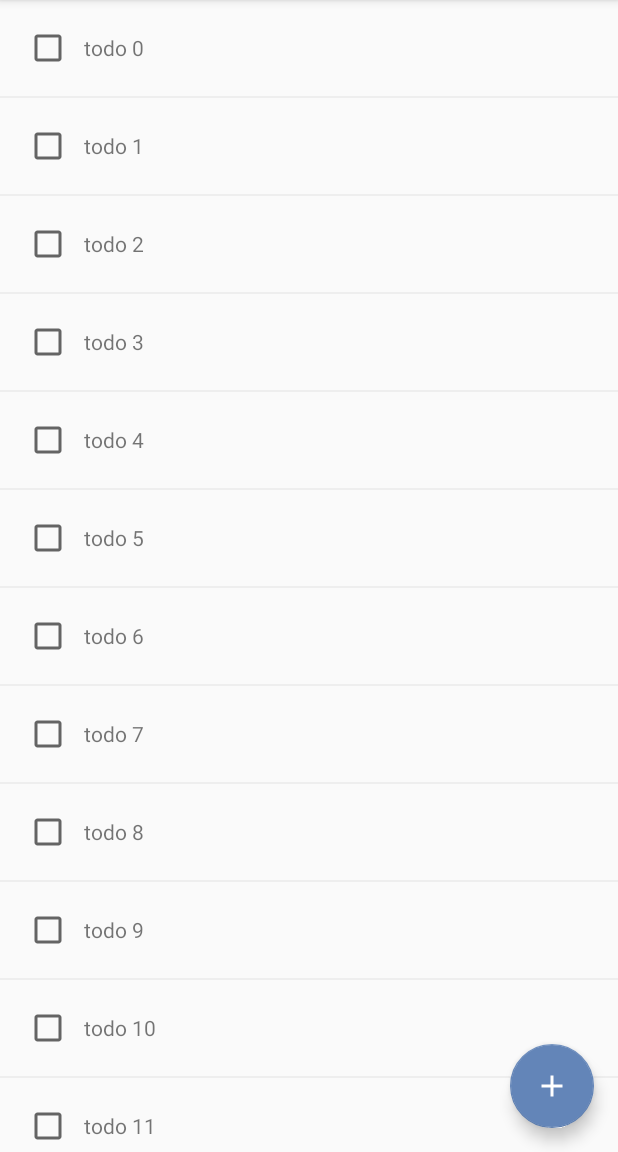
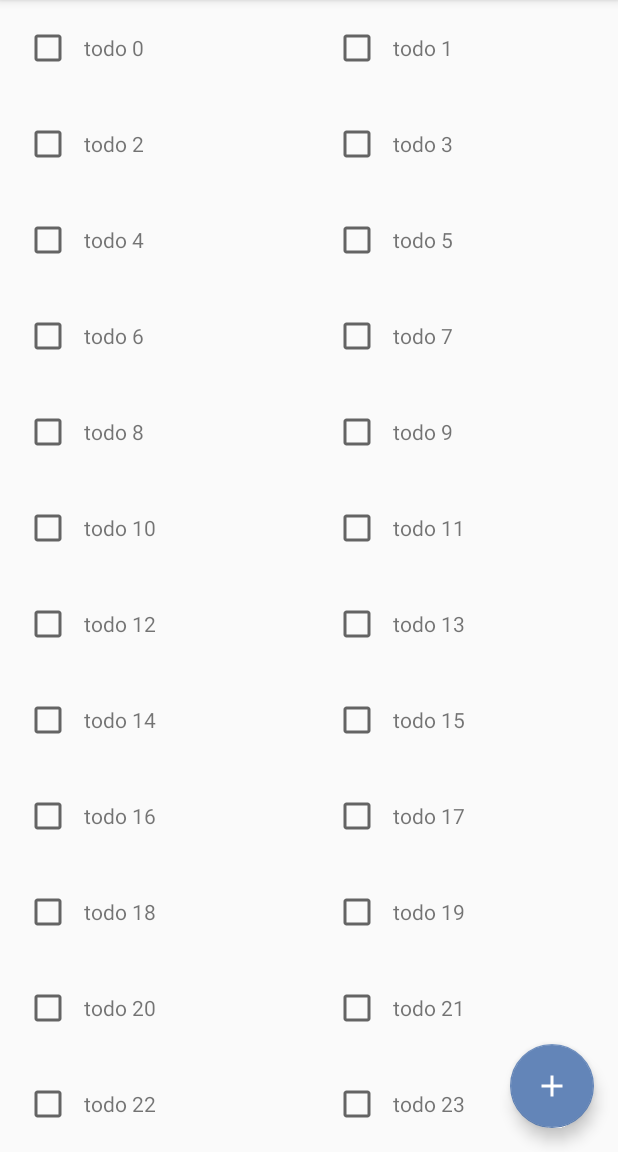
Before and after one commit to wadejason/Android-Application-Practice-ToDoList, an Android app: the screen it shows after launch (MainActivity), on a phone screen of 412 x 824 dp, the part 84-1236 px from its top. Run offline under Robolectric (Android 15) with nearby library versions, the phone set to English and light mode, and no system bars.

Commit message:
Implement TodoList with RecylerView

```diff
--- a/app/build.gradle
+++ b/app/build.gradle
@@ -27,5 +27,6 @@ dependencies {
     compile 'com.android.support:appcompat-v7:26.+'
     compile 'com.android.support.constraint:constraint-layout:1.0.2'
     compile 'com.android.support:design:26.+'
+    compile 'com.android.support:recyclerview-v7:26.+'
     testCompile 'junit:junit:4.12'
 }
--- a/app/src/main/java/com/jasonyeh/todolist/MainActivity.java
+++ b/app/src/main/java/com/jasonyeh/todolist/MainActivity.java
@@ -4,6 +4,10 @@ import android.os.Bundle;
 import android.support.annotation.NonNull;
 import android.support.design.widget.FloatingActionButton;
 import android.support.v7.app.AppCompatActivity;
+import android.support.v7.widget.GridLayoutManager;
+import android.support.v7.widget.LinearLayoutManager;
+import android.support.v7.widget.RecyclerView;
+import android.support.v7.widget.StaggeredGridLayoutManager;
 import android.view.View;
 import android.widget.LinearLayout;
 import android.widget.ListView;
@@ -35,47 +39,19 @@ public class MainActivity extends AppCompatActivity {
     }
 
     private void setupUI(@NonNull List<Todo> todos) {
-        ListView listView = (ListView) findViewById(R.id.main_list_view);
-        listView.setAdapter(new TodoListConverter(this, todos));
+        RecyclerView recyclerView = (RecyclerView) findViewById(R.id.main_recycler_view);
+        // recyclerView.setLayoutManager(new LinearLayoutManager(this));
+        // GridView
+        // recyclerView.setLayoutManager(new GridLayoutManager(this, 2));
+        recyclerView.setLayoutManager(new StaggeredGridLayoutManager(2, StaggeredGridLayoutManager.VERTICAL));
+        recyclerView.setAdapter(new TodoListAdapter(todos));
     }
-
-// crappy_list_refactored
-//    private void setupUI(@NonNull List<Todo> todos) {
-//        LinearLayout linearLayout = (LinearLayout) findViewById(R.id.crappy_list);
-//        linearLayout.removeAllViews();
-//
-//        TodoListConverter converter = new TodoListConverter(this, todos);
-//
-//        for (int i = 0; i < todos.size(); ++i) {
-//            View view = converter.getView(i);
-//            linearLayout.addView(view);
-//        }
-//    }
-
-    // crappy_list
-//    private void setupUI(@NonNull List<Todo> todos) {
-//        LinearLayout linearLayout = (LinearLayout) findViewById(R.id.crappy_list);
-//        linearLayout.removeAllViews();
-//
-//        for (Todo todo : todos) {
-//            View view = getListItemView(todo);
-//            linearLayout.addView(view);
-//        }
-//    }
-//
-//    @NonNull
-//    private View getListItemView(@NonNull Todo todo) {
-//        View view = getLayoutInflater().inflate(R.layout.main_list_item, null);
-//        ((TextView) view.findViewById(R.id.main_list_item_text)).setText(todo.text);
-//        return view;
-//    }
 
     @NonNull
     private List<Todo> mockData() {
-        // Lazy Load
         List<Todo> list = new ArrayList<>();
         for (int i = 0; i < 1000; ++i) {
-            list.add(new Todo("todo " + i, DateUtils.stringToDate("2017 8 21 0:00")));
+            list.add(new Todo("todo " + i, DateUtils.stringToDate("2017 08 21 0:00")));
         }
         return list;
     }
--- /dev/null
+++ b/app/src/main/java/com/jasonyeh/todolist/TodoListAdapter.java
@@ -0,0 +1,42 @@
+package com.jasonyeh.todolist;
+
+import android.support.annotation.NonNull;
+import android.support.v7.widget.RecyclerView;
+import android.view.LayoutInflater;
+import android.view.View;
+import android.view.ViewGroup;
+
+import com.jasonyeh.todolist.models.Todo;
+
+import java.util.List;
+
+/**
+ * Created by jasonyeh on 8/4/17.
+ */
+
+public class TodoListAdapter extends RecyclerView.Adapter{
+
+    private List<Todo> data;
+
+    public TodoListAdapter(@NonNull List<Todo> data) {
+        this.data = data;
+    }
+
+    @Override
+    public RecyclerView.ViewHolder onCreateViewHolder(ViewGroup parent, int viewType) {
+        View view = LayoutInflater.from(parent.getContext())
+                .inflate(R.layout.main_list_item, parent, false);
+        return new TodoListViewHolder(view);
+    }
+
+    @Override
+    public void onBindViewHolder(RecyclerView.ViewHolder holder, int position) {
+        Todo todo = data.get(position);
+        ((TodoListViewHolder) holder).todoText.setText(todo.text);
+    }
+
+    @Override
+    public int getItemCount() {
+        return data.size();
+    }
+}
--- a/app/src/main/java/com/jasonyeh/todolist/TodoListConverter.java
+++ /dev/null
@@ -1,142 +0,0 @@
-package com.jasonyeh.todolist;
-
-import android.content.Context;
-import android.support.annotation.NonNull;
-import android.view.LayoutInflater;
-import android.view.View;
-import android.view.ViewGroup;
-import android.widget.BaseAdapter;
-import android.widget.TextView;
-
-import com.jasonyeh.todolist.models.Todo;
-
-import java.util.List;
-
-/**
- * Created by jasonyeh on 8/3/17.
- */
-
-
-public class TodoListConverter extends ViewHolderAdapter {
-
-    private Context context;
-    private List<Todo> data;
-
-    public TodoListConverter(@NonNull Context context, List<Todo> data) {
-        this.context = context;
-        this.data = data;
-    }
-
-    @Override
-    public int getCount() {
-        return data.size();
-    }
-
-    @Override
-    public Object getItem(int position) {
-        return data.get(position);
-    }
-
-    @Override
-    public long getItemId(int position) {
-        return position;
-    }
-
-    // 實現介面
-    @Override
-    protected ViewHolder onCreateViewHolder(ViewGroup parent, int position) {
-        View view = LayoutInflater.from(context).inflate(R.layout.main_list_item, parent, false);
-        return new TodoListViewHolder(view);
-    }
-
-    // 實現 數據 and 數據和介面綁定
-    @Override
-    protected void onBindViewHolder(ViewHolder viewHolder, int position) {
-        Todo todo = (Todo) getItem(position);
-        ((TodoListViewHolder) viewHolder).todoText.setText(todo.text);
-    }
-
-    private static class TodoListViewHolder extends ViewHolderAdapter.ViewHolder {
-        TextView todoText;
-
-        public TodoListViewHolder(@NonNull View view) {
-            super(view);
-            todoText = (TextView) view.findViewById(R.id.main_list_item_text);
-        }
-    }
-
-}
-
-
-//public class TodoListConverter extends BaseAdapter{
-//
-//    private Context context;
-//    private List<Todo> data;
-//
-//    public TodoListConverter(@NonNull Context context, @NonNull List<Todo> data) {
-//        this.context = context;
-//        this.data = data;
-//    }
-//
-//    // list裡面有多少數據
-//    @Override
-//    public int getCount() {
-//        return data.size();
-//    }
-//
-//    @Override
-//    public Object getItem(int position) {
-//        return data.get(position);
-//    }
-//
-//    @Override
-//    public long getItemId(int position) {
-//        return position;
-//    }
-//
-//    // 數據轉介面
-//    // convertView: 介面回收
-//    // getView -> UI thread
-//    @Override
-//    public View getView(int position,  View convertView, ViewGroup parent) {
-//        ViewHolder vh;
-//
-//        if (convertView == null) {
-//            convertView = LayoutInflater.from(context).inflate(R.layout.main_list_item, parent, false);
-//
-//            vh = new ViewHolder();
-//            // we only find once
-//            vh.todoText = (TextView) convertView.findViewById(R.id.main_list_item_text);
-//            // cache the view holder
-//            convertView.setTag(vh);
-//        } else {
-//            // convertView is not null, which means it contains a cached view holder
-//            vh = (ViewHolder) convertView.getTag();
-//        }
-//
-//        Todo todo = data.get(position);
-//        vh.todoText.setText(todo.text);
-//        return convertView;
-//
-////        // findViewById is time consuming
-////        ((TextView) convertView.findViewById(R.id.main_list_item_text)).setText(todo.text);
-////        return convertView;
-//
-////        View view = LayoutInflater.from(context).inflate(R.layout.main_list_item, parent ,false);
-////        Todo todo = data.get(position);
-////
-////        ((TextView) view.findViewById(R.id.main_list_item_text)).setText(todo.text);
-////        return view;
-//    }
-//
-////    public View getView(int position) {
-////        View view = LayoutInflater.from(context).inflate(R.layout.main_list_item, null);
-////        Todo todo = data.get(position);
-////
-////        ((TextView) view.findViewById(R.id.main_list_item_text)).setText(todo.text);
-////        return view;
-////    }
-//    private static class ViewHolder {
-//        TextView todoText;
-//    }
-//}
--- /dev/null
+++ b/app/src/main/java/com/jasonyeh/todolist/TodoListViewHolder.java
@@ -0,0 +1,22 @@
+package com.jasonyeh.todolist;
+
+import android.support.annotation.NonNull;
+import android.support.v7.widget.RecyclerView;
+import android.view.View;
+import android.widget.TextView;
+
+/**
+ * Created by jasonyeh on 8/4/17.
+ */
+
+public class TodoListViewHolder extends RecyclerView.ViewHolder {
+
+
+    TextView todoText;
+
+    public TodoListViewHolder(@NonNull View itemView) {
+        super(itemView);
+
+        todoText = (TextView) itemView.findViewById(R.id.main_list_item_text);
+    }
+}
--- a/app/src/main/java/com/jasonyeh/todolist/ViewHolderAdapter.java
+++ /dev/null
@@ -1,40 +0,0 @@
-package com.jasonyeh.todolist;
-
-import android.support.annotation.NonNull;
-import android.view.View;
-import android.view.ViewGroup;
-import android.widget.BaseAdapter;
-
-/**
- * Created by jasonyeh on 8/4/17.
- */
-
-public abstract class ViewHolderAdapter extends BaseAdapter {
-
-    @Override
-    public View getView(int position, View convertView, ViewGroup parent) {
-        ViewHolder vh;
-        if (convertView == null) {
-            vh = onCreateViewHolder(parent, position);
-            convertView = vh.view;
-            vh.view.setTag(vh);
-        } else {
-            vh = (ViewHolder) convertView.getTag();
-        }
-
-        onBindViewHolder(vh, position);
-        return convertView;
-    }
-
-    // 只定義不實現
-    protected abstract ViewHolder onCreateViewHolder(ViewGroup parent, int position);
-    // 數據和介面的關係，也是指定義不實現
-    protected abstract void onBindViewHolder(ViewHolder viewHolder, int position);
-
-    public static abstract class ViewHolder {
-        protected View view;
-        public ViewHolder(@NonNull View view) {
-            this.view = view;
-        }
-    }
-}
--- a/app/src/main/res/layout/activity_main.xml
+++ b/app/src/main/res/layout/activity_main.xml
@@ -7,12 +7,16 @@
     android:layout_height="match_parent"
     tools:context="com.jasonyeh.todolist.MainActivity">
 
-    <ListView
-        android:id="@+id/main_list_view"
-        android:layout_width="match_parent"
+    <!--<ListView-->
+        <!--android:id="@+id/main_list_view"-->
+        <!--android:layout_width="match_parent"-->
+        <!--android:layout_height="match_parent"-->
+        <!--android:divider="@color/list_divider_color"-->
+        <!--android:dividerHeight="@dimen/list_divider_height"/>-->
+    <android.support.v7.widget.RecyclerView
+        android:id="@+id/main_recycler_view"
         android:layout_height="match_parent"
-        android:divider="@color/list_divider_color"
-        android:dividerHeight="@dimen/list_divider_height"/>
+        android:layout_width="match_parent" />
 
 
     <android.support.design.widget.FloatingActionButton
```
